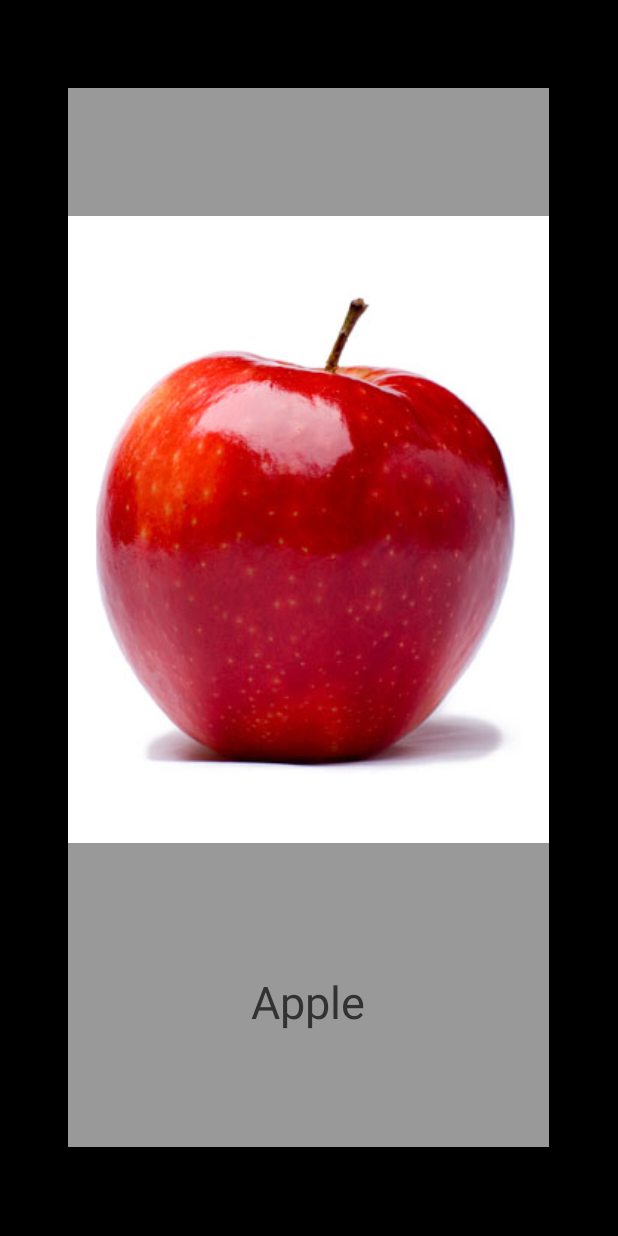
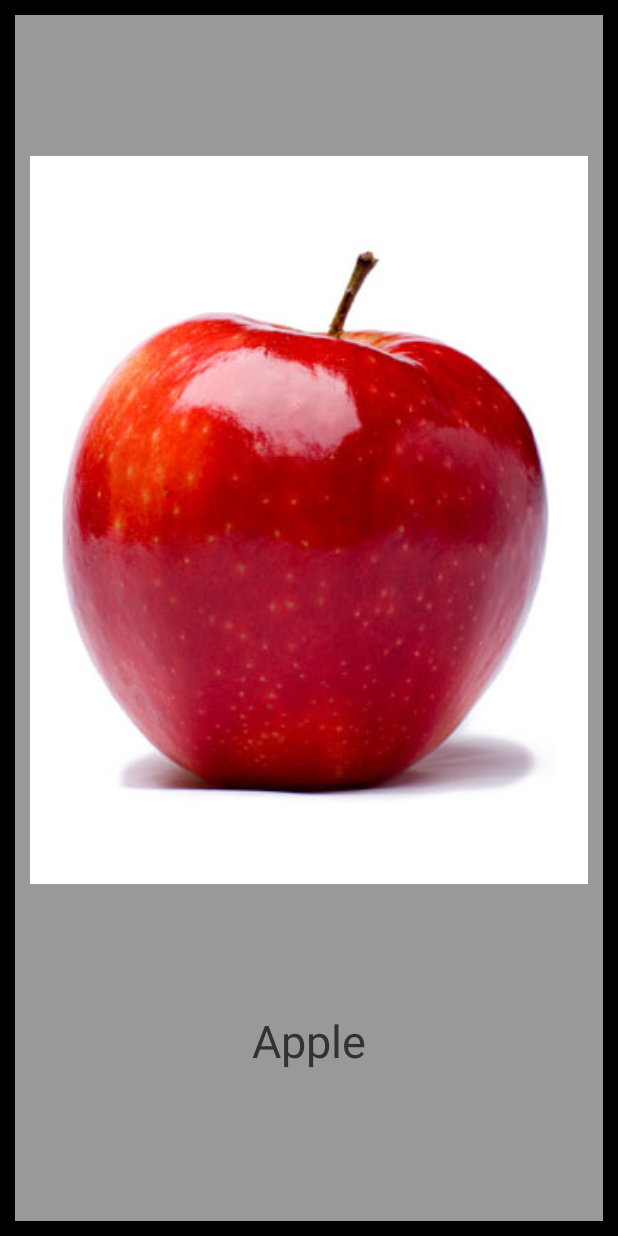
Before and after one commit to hcrlab/Kubi, an Android app: the layout fragment_flash_card.xml on its own in the app's theme, with its tools: preview values and no code run, on a phone screen of 412 x 824 dp. Run offline under Robolectric (Android 15) with nearby library versions, the phone set to English and light mode, and no system bars.

Commit message:
Use margins/padding

```diff
--- a/app/src/main/res/layout/activity_debug.xml
+++ b/app/src/main/res/layout/activity_debug.xml
@@ -37,7 +37,7 @@
     <!-- main content row -->
     <LinearLayout android:layout_width="match_parent"
         android:layout_height="0px"
-        android:layout_weight="6"
+        android:layout_weight="8"
         android:orientation="horizontal"
         >
 
--- a/app/src/main/res/layout/fragment_flash_card.xml
+++ b/app/src/main/res/layout/fragment_flash_card.xml
@@ -3,32 +3,17 @@
     android:layout_width="match_parent"
     android:layout_height="match_parent"
     android:orientation="horizontal"
-    android:background="#999999">
-
-    <!-- left margin -->
-    <ImageView
-        android:layout_width="0px"
-        android:layout_height="match_parent"
-        android:layout_weight="1"
-        android:id="@+id/left_margin"
-        android:background="#000000"
-        />
+    android:padding="10sp"
+    android:background="#000000">
 
     <LinearLayout
         android:layout_width="0px"
         android:layout_height="match_parent"
         android:orientation="vertical"
         android:layout_weight="7"
+        android:background="#999999"
+        android:padding="10sp"
         >
-
-        <!-- top margin -->
-        <ImageView
-            android:layout_width="match_parent"
-            android:layout_height="0px"
-            android:layout_weight="1"
-            android:id="@+id/top_margin"
-            android:background="#000000"
-            />
 
         <ImageView
             android:layout_width="match_parent"
@@ -48,24 +33,6 @@
             android:textSize="30sp"
             />
 
-        <!-- bottom margin -->
-        <ImageView
-            android:layout_width="match_parent"
-            android:layout_height="0px"
-            android:layout_weight="1"
-            android:id="@+id/bottom_margin"
-            android:background="#000000"
-            />
-
     </LinearLayout>
 
-    <!-- right margin -->
-    <ImageView
-        android:layout_width="0px"
-        android:layout_height="match_parent"
-        android:layout_weight="1"
-        android:id="@+id/right_margin"
-        android:background="#000000"
-        />
-
 </LinearLayout>
--- a/app/src/main/res/layout/fragment_prompt_1.xml
+++ b/app/src/main/res/layout/fragment_prompt_1.xml
@@ -5,7 +5,6 @@
     android:layout_height="match_parent"
     android:orientation="horizontal"
     android:background="#000000">
-
 
     <fragment
         android:name="uw.hcrlab.kubi.FlashCardFragment"
```
